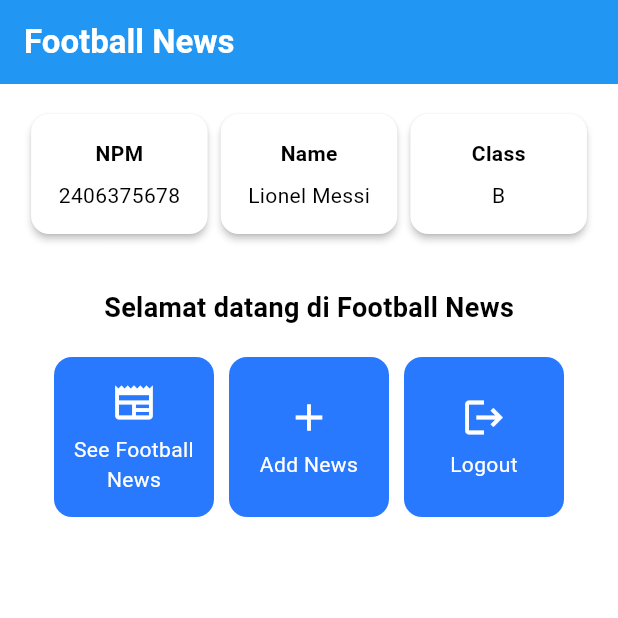
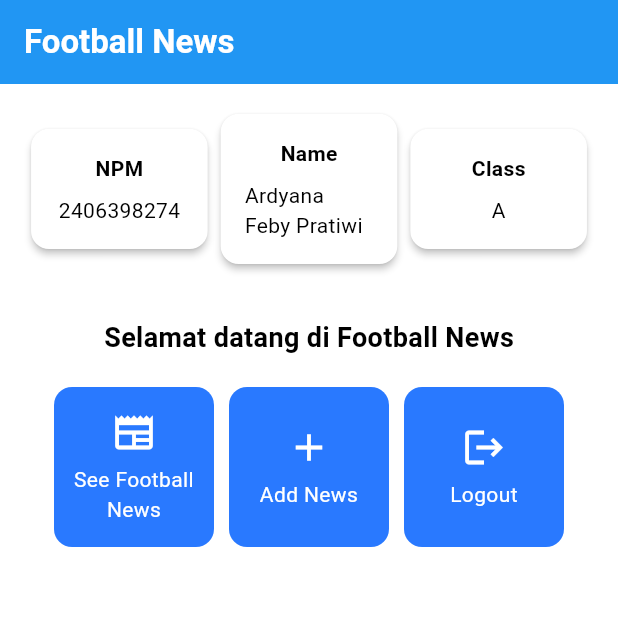
Before and after one commit to ardyanafeby/football-news-mobile, a Flutter app: the screen it shows after launch, on a phone screen of 412 x 824 dp, the top half of it. Run offline on Flutter 3.47's test engine with Material 3 defaults, Android fonts, the phone set to English and light mode, and no system bars.

Commit message:
Mengganti nama, kelas, dan npm

```diff
--- a/lib/menu.dart
+++ b/lib/menu.dart
@@ -3,9 +3,9 @@ import 'package:flutter/material.dart';
 class MyHomePage extends StatelessWidget {
     MyHomePage({super.key});
 
-    final String nama = "Lionel Messi"; //nama
-    final String npm = "2406375678"; //npm
-    final String kelas = "B"; //kelas
+    final String nama = "Ardyana Feby Pratiwi"; //nama
+    final String npm = "2406398274"; //npm
+    final String kelas = "A"; //kelas
     final List<ItemHomepage> items = [
     ItemHomepage("See Football News", Icons.newspaper),
     ItemHomepage("Add News", Icons.add),
```
